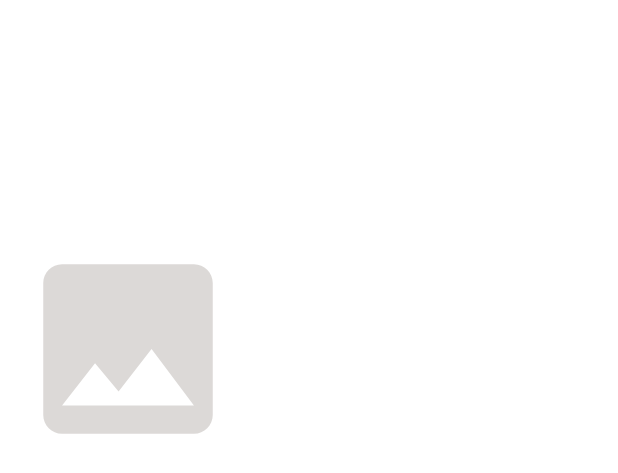
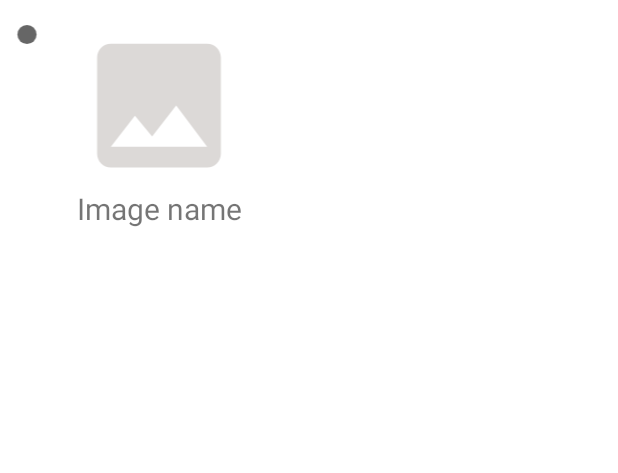
Before and after one commit to madazbereanu/CHS, an Android app: the layout row_main.xml on its own in the app's theme, with its tools: preview values and no code run, on a phone screen of 412 x 824 dp. Shown: the top 473 px of the screen. Run offline under Robolectric (Android 15) with nearby library versions, the phone set to English and light mode, and no system bars.

Commit message:
View just products from a specific category + TO DOs

```diff
--- a/KeepFresh/app/src/main/java/com/example/keepfresh/AddActivity.java
+++ b/KeepFresh/app/src/main/java/com/example/keepfresh/AddActivity.java
@@ -158,8 +158,10 @@ public class AddActivity extends AppCompatActivity
             //show message no data available
         }
         List<String> values = new ArrayList<>();
-        while (res.moveToNext()){
-            values.add(res.getString(1));
+        while (res.moveToNext()) {
+            if (!res.getString(1).equals("All")) {
+                values.add(res.getString(1));
+            }
         }
 
         return values;
--- a/KeepFresh/app/src/main/java/com/example/keepfresh/EditCategoriesCustomAdapter.java
+++ b/KeepFresh/app/src/main/java/com/example/keepfresh/EditCategoriesCustomAdapter.java
@@ -12,6 +12,7 @@ import android.widget.Toast;
 import java.util.List;
 
 public class EditCategoriesCustomAdapter extends BaseAdapter {
+    //TO DO: add functionality to edit and remove button
 
     private static LayoutInflater inflater = null;
 
--- /dev/null
+++ b/KeepFresh/app/src/main/res/drawable/ic_baseline_brightness_1_24.xml
@@ -0,0 +1,5 @@
+<vector android:autoMirrored="true" android:height="24dp"
+    android:tint="?attr/colorControlNormal" android:viewportHeight="24"
+    android:viewportWidth="24" android:width="24dp" xmlns:android="http://schemas.android.com/apk/res/android">
+    <path android:fillColor="@android:color/white" android:pathData="M12,12m-10,0a10,10 0,1 1,20 0a10,10 0,1 1,-20 0"/>
+</vector>
--- a/KeepFresh/app/src/main/res/layout/row_main.xml
+++ b/KeepFresh/app/src/main/res/layout/row_main.xml
@@ -1,29 +1,52 @@
 <?xml version="1.0" encoding="utf-8"?>
-<RelativeLayout xmlns:android="http://schemas.android.com/apk/res/android"
+<androidx.constraintlayout.widget.ConstraintLayout
+    xmlns:android="http://schemas.android.com/apk/res/android"
     xmlns:app="http://schemas.android.com/apk/res-auto"
     xmlns:tools="http://schemas.android.com/tools"
-    android:layout_width="match_parent" android:layout_height="match_parent">
+    android:layout_width="match_parent"
+    android:layout_height="match_parent">
 
     <TextView
         android:id="@+id/image_name"
-        android:layout_width="wrap_content"
-        android:layout_height="35dp"
+        android:layout_width="152dp"
+        android:layout_height="29dp"
         android:layout_alignParentStart="true"
         android:layout_alignParentLeft="true"
         android:layout_alignParentTop="true"
         android:layout_alignParentEnd="true"
         android:layout_alignParentRight="true"
         android:layout_alignParentBottom="true"
-        android:layout_marginStart="10dp"
-        android:layout_marginLeft="10dp"
-        android:layout_marginTop="181dp"
-        android:layout_marginEnd="250dp"
-        android:layout_marginRight="250dp"
-        android:layout_marginBottom="387dp"
+        android:layout_marginStart="30dp"
+        android:layout_marginLeft="30dp"
+        android:layout_marginTop="125dp"
+        android:gravity="center_horizontal"
         android:text="Image name"
         android:textAlignment="center"
         android:textSize="20sp"
-        android:gravity="center_horizontal" />
+        app:layout_constraintBottom_toBottomOf="parent"
+        app:layout_constraintEnd_toEndOf="parent"
+        app:layout_constraintHorizontal_bias="0.0"
+        app:layout_constraintStart_toStartOf="parent"
+        app:layout_constraintTop_toTopOf="parent"
+        app:layout_constraintVertical_bias="0.0"
+        tools:ignore="MissingConstraints" />
+
+    <ImageView
+        android:id="@+id/imageView"
+        android:layout_width="16dp"
+        android:layout_height="15dp"
+        android:layout_marginStart="10dp"
+        android:layout_marginLeft="10dp"
+        android:layout_marginTop="15dp"
+        app:layout_constraintBottom_toBottomOf="parent"
+        app:layout_constraintEnd_toEndOf="parent"
+        app:layout_constraintHorizontal_bias="0.0"
+        app:layout_constraintStart_toStartOf="parent"
+        app:layout_constraintTop_toTopOf="parent"
+        app:layout_constraintVertical_bias="0.0"
+        app:srcCompat="@drawable/ic_baseline_brightness_1_24"
+        tools:ignore="VectorDrawableCompat" />
+
 
     <ImageView
         android:id="@+id/image_view"
@@ -35,12 +58,15 @@
         android:layout_alignParentEnd="true"
         android:layout_alignParentRight="true"
         android:layout_alignParentBottom="true"
-        android:layout_marginStart="10dp"
-        android:layout_marginLeft="10dp"
-        android:layout_marginTop="67dp"
-        android:layout_marginEnd="251dp"
-        android:layout_marginRight="251dp"
-        android:layout_marginBottom="426dp"
+        android:layout_marginStart="30dp"
+        android:layout_marginLeft="30dp"
+        android:layout_marginTop="15dp"
+        app:layout_constraintBottom_toBottomOf="parent"
+        app:layout_constraintEnd_toEndOf="parent"
+        app:layout_constraintHorizontal_bias="0.0"
+        app:layout_constraintStart_toStartOf="parent"
+        app:layout_constraintTop_toTopOf="parent"
+        app:layout_constraintVertical_bias="0.0"
         app:srcCompat="@drawable/ic_baseline_image_24"
-        tools:ignore="VectorDrawableCompat" />
-</RelativeLayout>
+        tools:ignore="MissingConstraints,VectorDrawableCompat" />
+</androidx.constraintlayout.widget.ConstraintLayout>
```
Also changed, not shown: KeepFresh/app/src/main/java/com/example/keepfresh/EditCategoriesActivity.java (+12 -4 lines), KeepFresh/app/src/main/java/com/example/keepfresh/KeepFreshDatabaseHelper.java (+25 -7 lines), KeepFresh/app/src/main/java/com/example/keepfresh/MainActivity.java (+55 -8 lines), KeepFresh/app/src/main/res/layout/activity_main.xml (+41 -21 lines).
